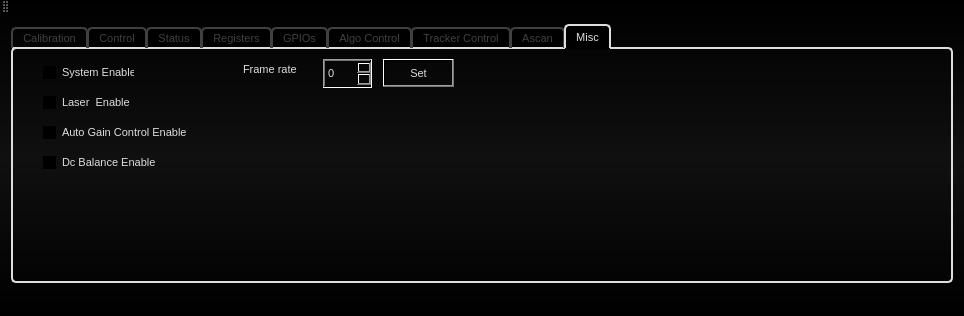
samanwaya-jena/EVAL-ADAL6110-16-GUI, file src/AWLQtDemo/awlqtdemo.ui: the form before one commit.
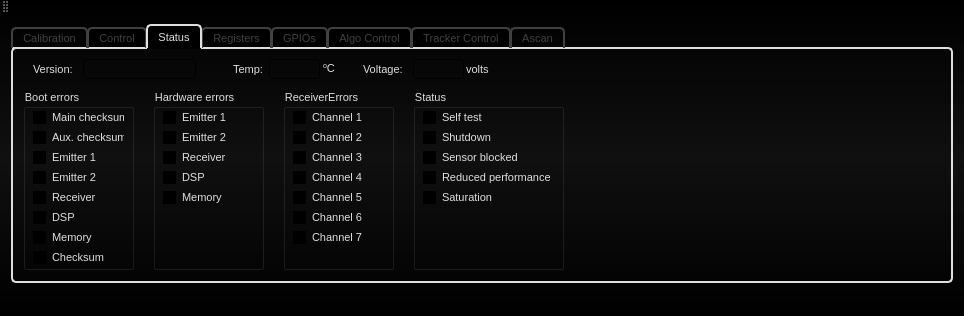
The form after the commit. The open tabs and pages were chosen to show the change. Icons and pictures are not drawn.

Commit message:
Removed "Misc" tab. Autoload of UniqueID and ProductID registers for Wagner
Removed Misc Tab and unused SSP commands.
Autoload, on connexion, of essential code registers (UniqueID and ProductID, in ReceiverLibUSB2Capture.
The IsDeviceConnected() for ReceiverLibUSB2Capture is true only when all registers that were demanded are loaded in app.

Diff of the .ui file:
```diff
--- a/src/AWLQtDemo/awlqtdemo.ui
+++ b/src/AWLQtDemo/awlqtdemo.ui
@@ -5232,99 +5232,6 @@
           </widget>
          </widget>
         </widget>
-        <widget class="QWidget" name="extraTab">
-         <attribute name="title">
-          <string>Misc</string>
-         </attribute>
-         <widget class="QCheckBox" name="misc_checkBox_System">
-          <property name="geometry">
-           <rect>
-            <x>30</x>
-            <y>10</y>
-            <width>91</width>
-            <height>26</height>
-           </rect>
-          </property>
-          <property name="text">
-           <string>System Enable</string>
-          </property>
-         </widget>
-         <widget class="QCheckBox" name="misc_checkBox_Laser">
-          <property name="geometry">
-           <rect>
-            <x>30</x>
-            <y>40</y>
-            <width>91</width>
-            <height>26</height>
-           </rect>
-          </property>
-          <property name="text">
-           <string>Laser  Enable</string>
-          </property>
-         </widget>
-         <widget class="QCheckBox" name="misc_checkBox_Gain">
-          <property name="geometry">
-           <rect>
-            <x>30</x>
-            <y>70</y>
-            <width>151</width>
-            <height>26</height>
-           </rect>
-          </property>
-          <property name="text">
-           <string>Auto Gain Control Enable</string>
-          </property>
-         </widget>
-         <widget class="QCheckBox" name="misc_checkBox_DC">
-          <property name="geometry">
-           <rect>
-            <x>30</x>
-            <y>100</y>
-            <width>121</width>
-            <height>26</height>
-           </rect>
-          </property>
-          <property name="text">
-           <string>Dc Balance Enable</string>
-          </property>
-         </widget>
-         <widget class="QLabel" name="label_FR">
-          <property name="geometry">
-           <rect>
-            <x>230</x>
-            <y>10</y>
-            <width>63</width>
-            <height>21</height>
-           </rect>
-          </property>
-          <property name="text">
-           <string>Frame rate</string>
-          </property>
-         </widget>
-         <widget class="QPushButton" name="pushButton_FR">
-          <property name="geometry">
-           <rect>
-            <x>370</x>
-            <y>10</y>
-            <width>71</width>
-            <height>28</height>
-           </rect>
-          </property>
-          <property name="text">
-           <string>Set</string>
-          </property>
-         </widget>
-         <widget class="QSpinBox" name="spinBox_FR">
-          <property name="geometry">
-           <rect>
-            <x>310</x>
-            <y>10</y>
-            <width>49</width>
-            <height>29</height>
-           </rect>
-          </property>
-         </widget>
-        </widget>
        </widget>
       </item>
       <item>
```
Left out of the diff: 406 changed lines with no effect on the pictures. The commit also changes 18 other files.
